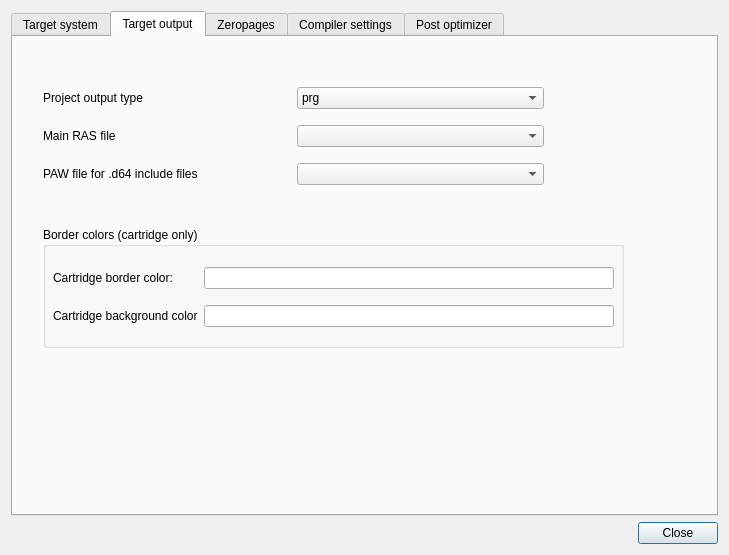
Qt form source/dialogprojectsettings.ui (leuat/TRSE) before a commit.
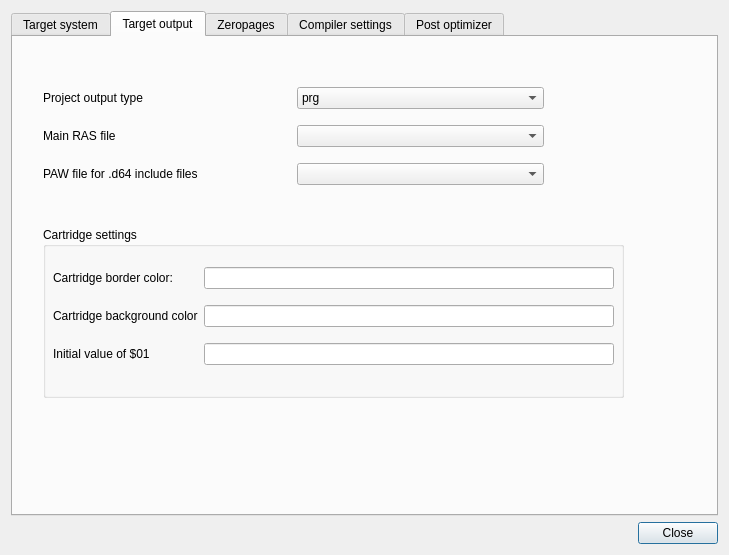
The same form after that commit.

The edit to the form file:
```diff
--- a/source/dialogprojectsettings.ui
+++ b/source/dialogprojectsettings.ui
@@ -306,11 +306,11 @@
            <x>30</x>
            <y>190</y>
            <width>581</width>
-           <height>121</height>
+           <height>171</height>
           </rect>
          </property>
          <property name="title">
-          <string>Border colors (cartridge only)</string>
+          <string>Cartridge settings</string>
          </property>
          <widget class="QWidget" name="gridLayoutWidget_4">
           <property name="geometry">
@@ -318,20 +318,10 @@
             <x>10</x>
             <y>30</y>
             <width>561</width>
-            <height>81</height>
+            <height>121</height>
            </rect>
           </property>
           <layout class="QGridLayout" name="gridLayout_5">
-           <item row="1" column="0">
-            <widget class="QLabel" name="label_17">
-             <property name="text">
-              <string>Cartridge background color</string>
-             </property>
-            </widget>
-           </item>
-           <item row="0" column="1">
-            <widget class="QLineEdit" name="leBorderColor"/>
-           </item>
            <item row="0" column="0">
             <widget class="QLabel" name="label_10">
              <property name="text">
@@ -342,6 +332,30 @@
            <item row="1" column="1">
             <widget class="QLineEdit" name="leBackgroundColor"/>
            </item>
+           <item row="0" column="1">
+            <widget class="QLineEdit" name="leBorderColor"/>
+           </item>
+           <item row="1" column="0">
+            <widget class="QLabel" name="label_17">
+             <property name="text">
+              <string>Cartridge background color</string>
+             </property>
+            </widget>
+           </item>
+           <item row="2" column="0">
+            <widget class="QLabel" name="label_18">
+             <property name="text">
+              <string>Initial value of $01</string>
+             </property>
+            </widget>
+           </item>
+           <item row="2" column="1">
+            <widget class="QLineEdit" name="leInitMachineState">
+             <property name="text">
+              <string/>
+             </property>
+            </widget>
+           </item>
           </layout>
          </widget>
         </widget>
```
